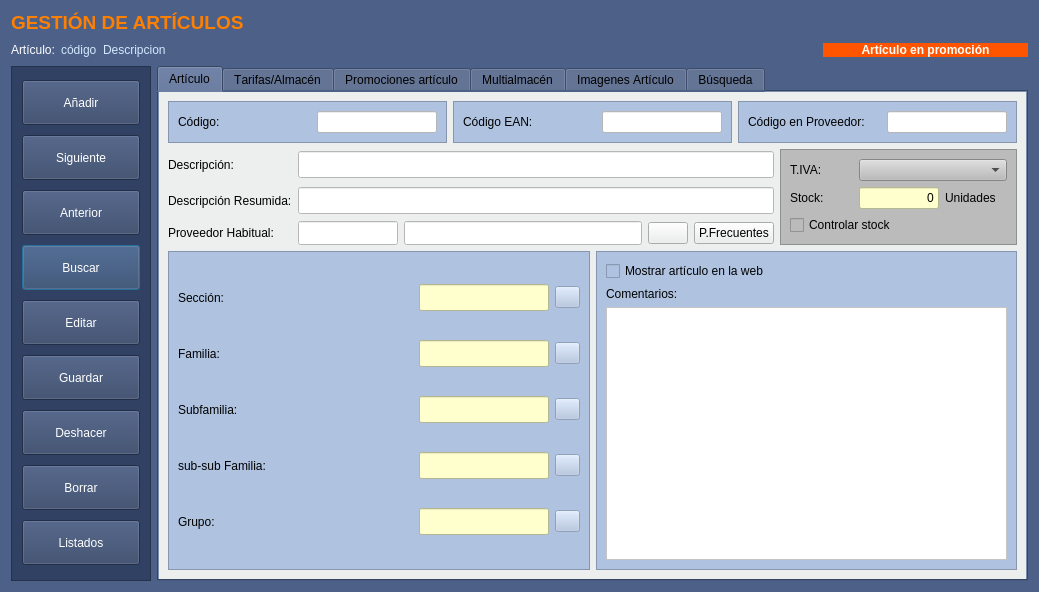
The window that Almacen/frmarticulos.ui (arcnexus/RedFoX) describes before a commit, drawn with Qt 5.
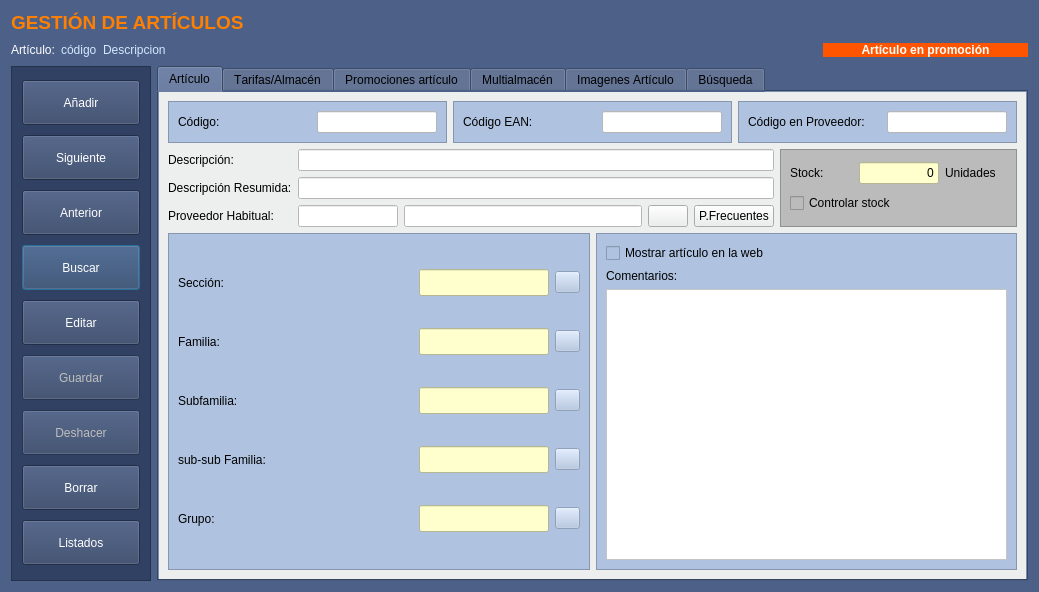
The same window after the commit. Icons and pictures are not drawn.

Commit message: Color Botones formularios - otros cambios menores -

```diff
--- a/Almacen/frmarticulos.ui
+++ b/Almacen/frmarticulos.ui
@@ -204,6 +204,9 @@
         </item>
         <item row="6" column="0">
          <widget class="QPushButton" name="botDeshacer">
+          <property name="enabled">
+           <bool>false</bool>
+          </property>
           <property name="minimumSize">
            <size>
             <width>115</width>
@@ -216,6 +219,10 @@
             <height>16777215</height>
            </size>
           </property>
+          <property name="styleSheet">
+           <string notr="true">QPushButton:disabled{color: 0; }
+QPushButton:enabled{color: rgb(255,255,255); }</string>
+          </property>
           <property name="text">
            <string>Deshacer</string>
           </property>
@@ -320,6 +327,9 @@
         </item>
         <item row="5" column="0">
          <widget class="QPushButton" name="botGuardar">
+          <property name="enabled">
+           <bool>false</bool>
+          </property>
           <property name="minimumSize">
            <size>
             <width>115</width>
@@ -332,6 +342,10 @@
             <height>16777215</height>
            </size>
           </property>
+          <property name="styleSheet">
+           <string notr="true">QPushButton:disabled{color: 0; }
+QPushButton:enabled{color: rgb(255,255,255); }</string>
+          </property>
           <property name="text">
            <string>Guardar</string>
           </property>
@@ -623,21 +637,21 @@
              <layout class="QGridLayout" name="gridLayout_5">
               <item row="0" column="0">
                <layout class="QGridLayout" name="gridLayout_11">
-                <item row="1" column="0">
+                <item row="0" column="0">
                  <widget class="QLabel" name="label_13">
                   <property name="text">
                    <string>Stock:</string>
                   </property>
                  </widget>
                 </item>
-                <item row="1" column="4">
+                <item row="0" column="4">
                  <widget class="QLabel" name="label_38">
                   <property name="text">
                    <string>Unidades</string>
                   </property>
                  </widget>
                 </item>
-                <item row="1" column="3">
+                <item row="0" column="3">
                  <widget class="QLineEdit" name="txtnStockReal">
                   <property name="enabled">
                    <bool>false</bool>
@@ -660,16 +674,6 @@
                   </property>
                  </widget>
                 </item>
-                <item row="0" column="3" colspan="2">
-                 <widget class="QComboBox" name="cboTipoIVA_2"/>
-                </item>
-                <item row="0" column="0">
-                 <widget class="QLabel" name="label_37">
-                  <property name="text">
-                   <string>T.IVA:</string>
-                  </property>
-                 </widget>
-                </item>
                </layout>
               </item>
               <item row="1" column="0">
```
Left out of the diff: 234 changed lines with no effect on the pictures. The commit also changes 25 other files.
